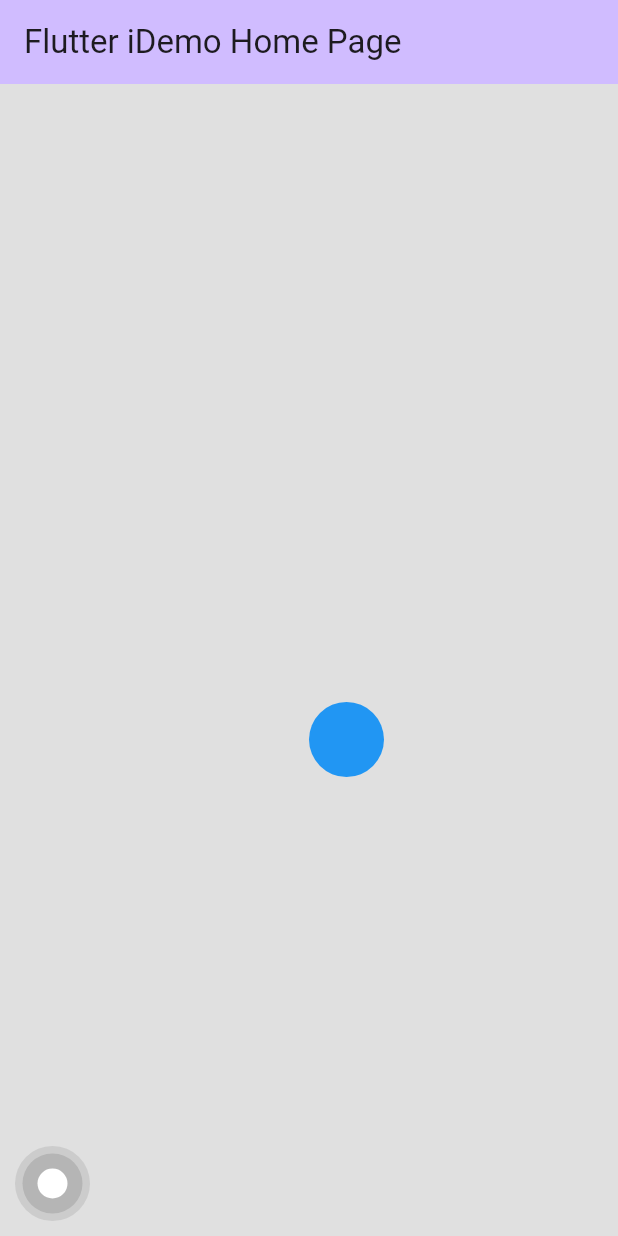
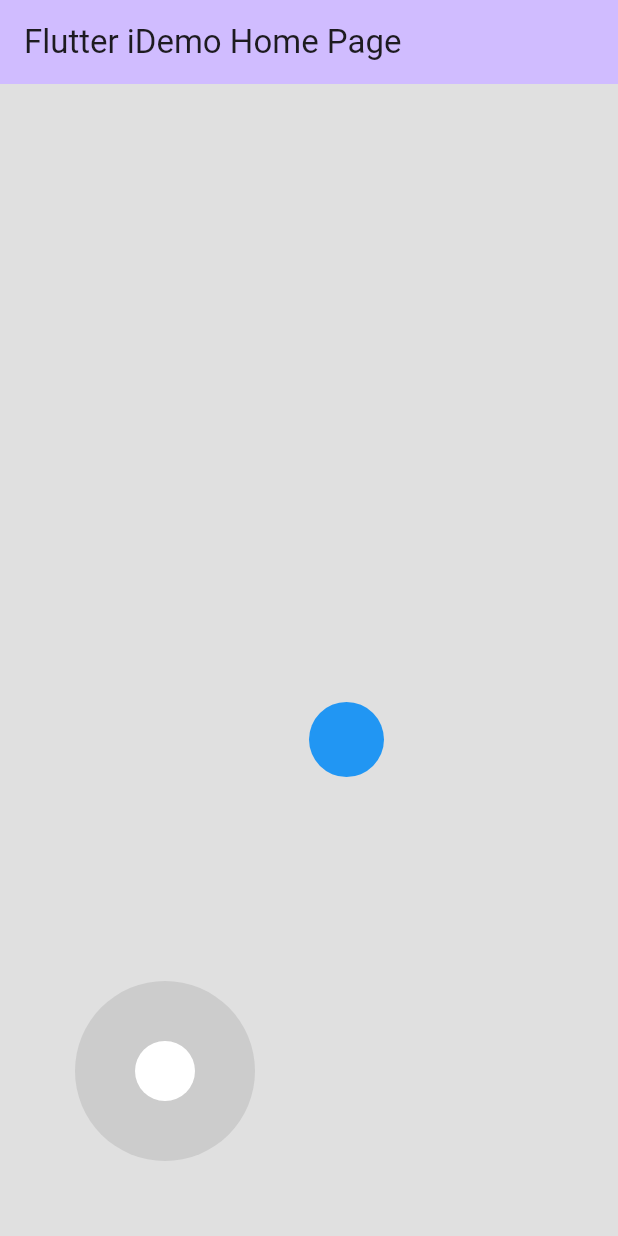
Before and after one commit to geraldwang-spec/flutter_project, a Flutter app: the screen it shows after launch, on a phone screen of 412 x 824 dp. Run offline on Flutter 3.47's test engine with Material 3 defaults, Android fonts, the phone set to English and light mode, and no system bars.

Commit message:
joystick change to module

```diff
--- a/mytool/lib/main.dart
+++ b/mytool/lib/main.dart
@@ -1,4 +1,5 @@
 import 'package:flutter/material.dart';
+import 'ui/joystick.dart';
 
 void main() {
   runApp(const MyApp());
@@ -27,7 +28,61 @@ class MyHomePage extends StatefulWidget {
 
   @override
   //State<MyHomePage> createState() => _MyHomePageState();
-  State<MyHomePage> createState() => _JoystickDemoState();
+  //State<MyHomePage> createState() => _JoystickDemoState();
+  State<MyHomePage> createState() => _testJoystickSelector();
+}
+
+class _testJoystickSelector extends State<MyHomePage> {
+  double x = 0, y = 0;
+  double step = 5;
+
+  @override
+  Widget build(BuildContext context) {
+    return Scaffold(
+      appBar: AppBar(
+        backgroundColor: Theme.of(context).colorScheme.inversePrimary,
+        title: Text(widget.title),
+      ),
+      backgroundColor: Colors.black12,
+      body: Stack(
+        children: [
+          Positioned(
+            left: MediaQuery.of(context).size.width / 2 + x,
+            top: MediaQuery.of(context).size.height / 2 + y,
+            child: Container(
+              width: 50,
+              height: 50,
+              decoration: BoxDecoration(
+                color: Colors.blue,
+                shape: BoxShape.circle,
+              ),
+            ),
+          ),
+
+          Align(
+            alignment: Alignment.bottomLeft,
+            child: Padding(
+              padding: EdgeInsets.all(50),
+              child: JoystickSelector(
+                onJoystickMove: (Offset direction) {
+                  setState(() {
+                    x += direction.dx * step;
+                    y += direction.dy * step;
+                  });
+                },
+                maxRadius: 40,
+                baseSize: 120,
+                handleSize: 40,
+                baseColor: Colors.grey.withOpacity(0.3),
+                handleColor: Colors.white,
+                activeHandleColor: Colors.blue,
+              ),
+            ),
+          ),
+        ],
+      ),
+    );
+  }
 }
 
 class _JoystickDemoState extends State<MyHomePage> {
--- a/mytool/lib/ui/joystick.dart
+++ b/mytool/lib/ui/joystick.dart
@@ -1,5 +1,124 @@
 import 'package:flutter/material.dart';
 
-//class JoystickSelector extends StatefulWidget {
-//
-//  }
+class JoystickSelector extends StatefulWidget {
+  final Function(Offset) onJoystickMove;
+  final Function()? onJoystickRelease;
+  // joystick max Radius
+  final double maxRadius;
+  // base size
+  final double baseSize;
+  // joystick size
+  final double handleSize;
+  // base color
+  final Color baseColor;
+  // joystick color (no move)
+  final Color handleColor;
+  // joystick color (move)
+  final Color activeHandleColor;
+
+  const JoystickSelector({
+    super.key,
+    required this.onJoystickMove,
+    this.onJoystickRelease,
+    this.maxRadius = 20,
+    this.handleSize = 20,
+    this.baseSize = 50,
+    this.baseColor = Colors.grey,
+    this.handleColor = Colors.white,
+    this.activeHandleColor = Colors.blue,
+  });
+  @override
+  State<JoystickSelector> createState() => _JoystickSelector();
+}
+
+class _JoystickSelector extends State<JoystickSelector> {
+  double step = 5;
+  Offset joystickPosition = Offset.zero;
+  late Offset basePosition;
+  bool isDragging = false;
+
+  @override
+  void initState() {
+    super.initState();
+    basePosition = Offset(widget.baseSize / 2, widget.baseSize / 2);
+    joystickPosition = basePosition;
+  }
+
+  @override
+  Widget build(BuildContext context) {
+    return GestureDetector(
+      onPanStart: (datails) {
+        isDragging = true;
+      },
+
+      onPanUpdate: (datails) {
+        setState(() {
+          Offset direction = datails.localPosition - basePosition;
+          double distance = direction.distance;
+          if (distance > widget.maxRadius) {
+            direction = direction / distance * widget.maxRadius;
+          }
+
+          joystickPosition = basePosition + direction;
+
+          print(
+            "joystick dx={$joystickPosition.dx}, dy={$joystickPosition.dy}",
+          );
+          widget.onJoystickMove(
+            Offset(
+              direction.dx / widget.maxRadius,
+              direction.dy / widget.maxRadius,
+            ),
+          );
+        });
+      },
+
+      onPanEnd: (details) {
+        setState(() {
+          joystickPosition = basePosition;
+          isDragging = false;
+        });
+      },
+      child: Container(
+        width: widget.baseSize,
+        height: widget.baseSize,
+        decoration: BoxDecoration(
+          color: widget.baseColor,
+          shape: BoxShape.circle,
+        ),
+        child: Center(
+          child: Stack(
+            alignment: Alignment.center,
+            children: [
+              //Container(
+              //  width: 40,
+              //  height: 40,
+              //  decoration: BoxDecoration(
+              //    color: Colors.grey.withOpacity(0.5),
+              //    shape: BoxShape.circle,
+              //  ),
+              //),
+              Transform.translate(
+                offset: Offset(
+                  joystickPosition.dx - basePosition.dx,
+                  joystickPosition.dy - basePosition.dy,
+                ),
+                child: Container(
+                  width: widget.handleSize,
+                  height: widget.handleSize,
+                  decoration: BoxDecoration(
+                    color:
+                        isDragging
+                            ? widget.activeHandleColor
+                            : widget.handleColor,
+                    shape: BoxShape.circle,
+                  ),
+                ),
+              ),
+            ],
+          ),
+        ),
+      ),
+    );
+  }
+}
```
